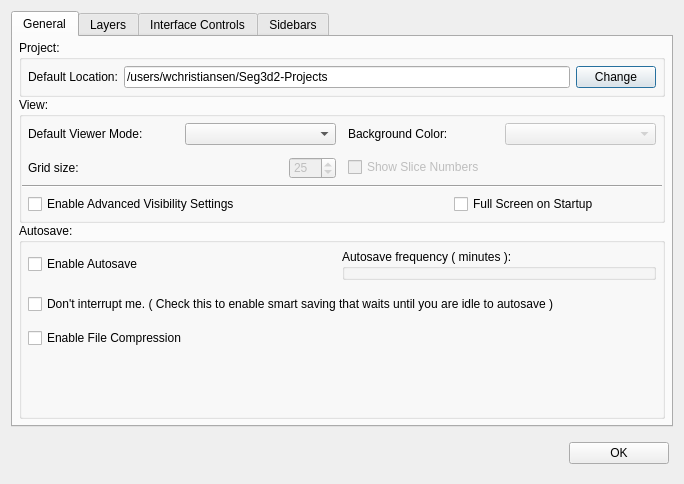
SCIInstitute/Seg3D, file src/Interface/AppPreferences/AppPreferences.ui: the form before one commit.
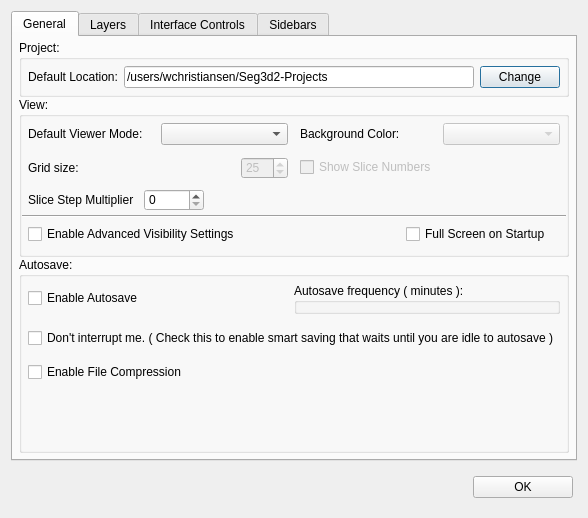
The form after the commit. The open tabs and pages were chosen to show the change. Custom widgets are drawn as their Qt base class.

The edit to the form file:
```diff
--- a/src/Interface/AppPreferences/AppPreferences.ui
+++ b/src/Interface/AppPreferences/AppPreferences.ui
@@ -6,8 +6,8 @@
    <rect>
     <x>0</x>
     <y>0</y>
-    <width>684</width>
-    <height>435</height>
+    <width>536</width>
+    <height>433</height>
    </rect>
   </property>
   <property name="windowTitle">
@@ -133,9 +133,18 @@
           <property name="spacing">
            <number>0</number>
           </property>
-          <property name="margin">
+          <property name="leftMargin">
            <number>0</number>
           </property>
+          <property name="topMargin">
+           <number>0</number>
+          </property>
+          <property name="rightMargin">
+           <number>0</number>
+          </property>
+          <property name="bottomMargin">
+           <number>4</number>
+          </property>
           <item>
            <widget class="QWidget" name="widget_20" native="true">
             <layout class="QHBoxLayout" name="horizontalLayout_12" stretch="1,1">
@@ -293,6 +302,92 @@
             </layout>
            </widget>
           </item>
+          <item>
+           <widget class="QWidget" name="widget_15" native="true">
+            <property name="minimumSize">
+             <size>
+              <width>0</width>
+              <height>30</height>
+             </size>
+            </property>
+            <property name="toolTip">
+             <string>When you are navigating through the slices with the arrow keys, press shift to jump forward or backward this number of slices.</string>
+            </property>
+            <layout class="QHBoxLayout" name="horizontalLayout_17">
+             <property name="leftMargin">
+              <number>6</number>
+             </property>
+             <property name="topMargin">
+              <number>0</number>
+             </property>
+             <property name="rightMargin">
+              <number>6</number>
+             </property>
+             <property name="bottomMargin">
+              <number>0</number>
+             </property>
+             <item>
+              <widget class="QWidget" name="widget_16" native="true">
+               <layout class="QHBoxLayout" name="horizontalLayout_13">
+                <property name="spacing">
+                 <number>0</number>
+                </property>
+                <property name="margin">
+                 <number>0</number>
+                </property>
+                <item>
+                 <widget class="QLabel" name="label_9">
+                  <property name="minimumSize">
+                   <size>
+                    <width>110</width>
+                    <height>0</height>
+                   </size>
+                  </property>
+                  <property name="text">
+                   <string>Slice Step Multiplier</string>
+                  </property>
+                 </widget>
+                </item>
+               </layout>
+              </widget>
+             </item>
+             <item>
+              <widget class="QWidget" name="widget_18" native="true">
+               <property name="minimumSize">
+                <size>
+                 <width>60</width>
+                 <height>0</height>
+                </size>
+               </property>
+               <layout class="QHBoxLayout" name="horizontalLayout_16">
+                <property name="spacing">
+                 <number>0</number>
+                </property>
+                <property name="margin">
+                 <number>0</number>
+                </property>
+                <item>
+                 <widget class="QSpinBox" name="slice_step_multiplier_spinbox_"/>
+                </item>
+               </layout>
+              </widget>
+             </item>
+             <item>
+              <spacer name="horizontalSpacer_3">
+               <property name="orientation">
+                <enum>Qt::Horizontal</enum>
+               </property>
+               <property name="sizeHint" stdset="0">
+                <size>
+                 <width>301</width>
+                 <height>20</height>
+                </size>
+               </property>
+              </spacer>
+             </item>
+            </layout>
+           </widget>
+          </item>
           <item>
            <widget class="Line" name="line">
             <property name="orientation">
```
Left out of the diff: 48 changed lines with no effect on the pictures.
